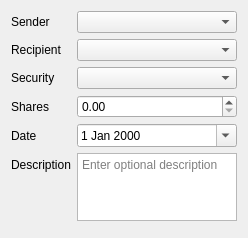
Qt form src/views/ui_files/dialogs/security_transfer_dialog.ui (JakubFranek/Kapytal) before a commit.
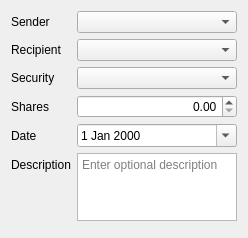
The same form after that commit.

The edit to the form file:
```diff
--- a/src/views/ui_files/dialogs/security_transfer_dialog.ui
+++ b/src/views/ui_files/dialogs/security_transfer_dialog.ui
@@ -80,6 +80,9 @@
      </item>
      <item row="3" column="1">
       <widget class="QDoubleSpinBox" name="sharesDoubleSpinBox">
+       <property name="alignment">
+        <set>Qt::AlignRight|Qt::AlignTrailing|Qt::AlignVCenter</set>
+       </property>
        <property name="showGroupSeparator" stdset="0">
         <bool>true</bool>
        </property>
```
